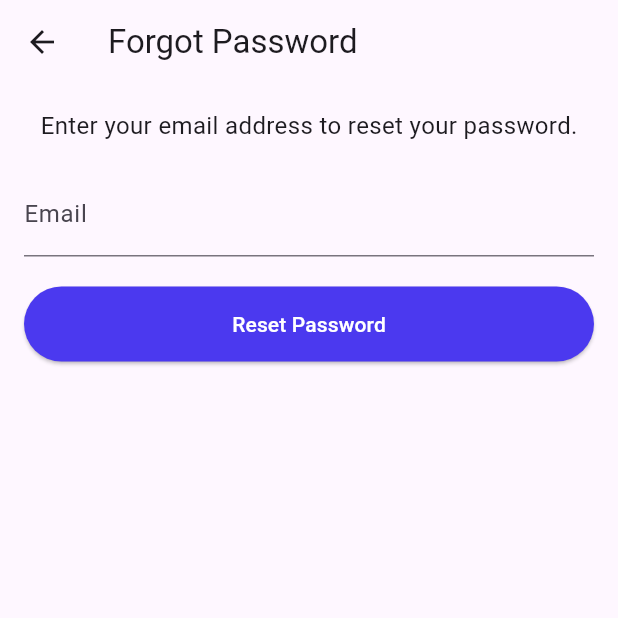
After one commit to PePe-Ronin/bus_tracking_scheduling, a Flutter app: the screen it shows after launch, after a tap on "Forgot Password?", on a phone screen of 412 x 824 dp, the top half of it. The commit adds this screen. Run offline on Flutter 3.47's test engine with Material 3 defaults, Android fonts, the phone set to English and light mode, and no system bars; our stand-ins replace cloud_firestore, firebase_auth, firebase_core; missing offline and left inert: firebase_ui_auth; accounts and stored records are empty; network calls fail.

Commit message:
added forgot password feature

```diff
--- /dev/null
+++ b/lib/forgotpassword.dart
@@ -0,0 +1,69 @@
+import 'package:flutter/material.dart';
+import 'package:firebase_auth/firebase_auth.dart';
+
+class ForgotPasswordScreen extends StatefulWidget {
+  const ForgotPasswordScreen({super.key});
+
+  @override
+  _ForgotPasswordScreenState createState() => _ForgotPasswordScreenState();
+}
+
+class _ForgotPasswordScreenState extends State<ForgotPasswordScreen> {
+  final _emailController = TextEditingController();
+  final _auth = FirebaseAuth.instance;
+
+  void _resetPassword() async {
+    try {
+      await _auth.sendPasswordResetEmail(email: _emailController.text);
+      ScaffoldMessenger.of(context).showSnackBar(
+        const SnackBar(content: Text('Password reset email sent!')),
+      );
+      Navigator.pop(context); // Go back to the login screen
+    } catch (e) {
+      print('Error: $e');
+      ScaffoldMessenger.of(context).showSnackBar(
+        SnackBar(content: Text('Error: ${e.toString()}')),
+      );
+    }
+  }
+
+  @override
+  Widget build(BuildContext context) {
+    return Scaffold(
+      appBar: AppBar(title: const Text('Forgot Password')),
+      body: Padding(
+        padding: const EdgeInsets.all(16.0),
+        child: Column(
+          children: [
+            const Text(
+              'Enter your email address to reset your password.',
+              style: TextStyle(fontSize: 16),
+            ),
+            const SizedBox(height: 20),
+            TextField(
+              controller: _emailController,
+              decoration: const InputDecoration(
+                labelText: 'Email',
+              ),
+            ),
+            const SizedBox(height: 20),
+            SizedBox(
+              width: double.infinity,
+              height: 50,
+              child: ElevatedButton(
+                onPressed: _resetPassword,
+                style: ElevatedButton.styleFrom(
+                  backgroundColor: Color.fromRGBO(75, 57, 239, 1),
+                ),
+                child: const Text(
+                  'Reset Password',
+                  style: TextStyle(color: Colors.white),
+                ),
+              ),
+            ),
+          ],
+        ),
+      ),
+    );
+  }
+}
--- a/lib/login_screen.dart
+++ b/lib/login_screen.dart
@@ -2,6 +2,7 @@ import 'package:flutter/material.dart';
 import 'package:firebase_auth/firebase_auth.dart';
 import 'package:bus/dashboard.dart';
 import 'package:bus/registration_screen.dart';
+import 'package:bus/forgotpassword.dart'; // Import the forgot password screen
 
 class LoginScreen extends StatefulWidget {
   const LoginScreen({super.key});
@@ -22,7 +23,7 @@ class _LoginScreenState extends State<LoginScreen> {
         password: _passwordController.text,
       );
 
-      // Navigate to dashboard or main screen after successful login
+      // Navigate to dashboard after successful login
       Navigator.pushReplacement(
         context,
         MaterialPageRoute(builder: (context) => const Dashboard()),
@@ -159,10 +160,22 @@ class _LoginScreenState extends State<LoginScreen> {
                         ),
                       ),
                       const SizedBox(height: 20),
-                      Text(
-                        'Forgot Password?',
-                        style: TextStyle(
-                          color: Color.fromRGBO(75, 57, 239, 1),
+                      GestureDetector(
+                        onTap: () {
+                          // Redirect to Forgot Password Screen
+                          Navigator.push(
+                            context,
+                            MaterialPageRoute(
+                                builder: (context) =>
+                                    const ForgotPasswordScreen()),
+                          );
+                        },
+                        child: Text(
+                          'Forgot Password?',
+                          style: TextStyle(
+                            color: Color.fromRGBO(75, 57, 239, 1),
+                            fontWeight: FontWeight.bold,
+                          ),
                         ),
                       ),
                     ],
```
